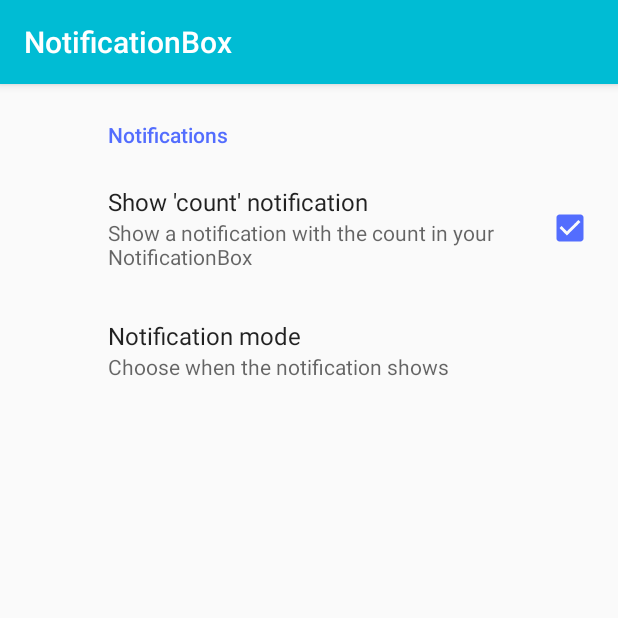
After one commit to hatboysam/NotificationBox, an Android app: the SettingsActivity screen opened directly, with no data from a screen before it, on a phone screen of 412 x 824 dp, the top half of it. The commit adds this screen. Run offline under Robolectric (Android 15) with nearby library versions, the phone set to English and light mode, and no system bars; our stand-ins replace androidx.preference.

Commit message:
Settings

```diff
--- a/app/build.gradle
+++ b/app/build.gradle
@@ -8,7 +8,7 @@ android {
         applicationId "com.habosa.notificationbox"
         minSdkVersion 23
         targetSdkVersion 27
-        versionCode 1
+        versionCode 2
         versionName "1.0"
     }
     buildTypes {
@@ -29,7 +29,8 @@ dependencies {
     implementation 'com.android.support:support-compat:27.0.2'
     implementation 'com.android.support:design:27.0.2'
     implementation 'com.android.support:palette-v7:27.0.2'
-
+    implementation 'com.android.support:preference-v7:27.0.2'
+    implementation 'com.android.support:preference-v14:27.0.2'
 
     implementation 'com.google.android.gms:play-services-tasks:11.8.0'
 
--- a/app/src/main/AndroidManifest.xml
+++ b/app/src/main/AndroidManifest.xml
@@ -8,7 +8,6 @@
         android:label="@string/app_name"
         android:supportsRtl="true"
         android:theme="@style/AppTheme">
-
         <activity
             android:name=".MainActivity"
             android:label="@string/activity_name_notifications">
@@ -23,6 +22,10 @@
             android:name=".AppSelectionActivity"
             android:label="@string/activity_name_select_apps" />
 
+        <activity
+            android:name=".SettingsActivity"
+            android:theme="@style/AppTheme.Settings" />
+
         <service
             android:name=".NotificationService"
             android:enabled="true"
@@ -32,7 +35,6 @@
                 <action android:name="android.service.notification.NotificationListenerService" />
             </intent-filter>
         </service>
-
     </application>
 
 </manifest>
--- a/app/src/main/java/com/habosa/notificationbox/MainActivity.java
+++ b/app/src/main/java/com/habosa/notificationbox/MainActivity.java
@@ -100,6 +100,9 @@ public class MainActivity extends AppCompatActivity implements
             case R.id.menu_select_apps:
                 startActivity(new Intent(this, AppSelectionActivity.class));
                 return true;
+            case R.id.menu_settings:
+                startActivity(new Intent(this, SettingsActivity.class));
+                return true;
         }
 
         return super.onOptionsItemSelected(item);
--- /dev/null
+++ b/app/src/main/java/com/habosa/notificationbox/SettingsActivity.java
@@ -0,0 +1,22 @@
+package com.habosa.notificationbox;
+
+import android.os.Bundle;
+import android.support.v4.app.FragmentManager;
+import android.support.v7.app.AppCompatActivity;
+
+public class SettingsActivity extends AppCompatActivity {
+
+    @Override
+    protected void onCreate(Bundle savedInstanceState) {
+        super.onCreate(savedInstanceState);
+        setContentView(R.layout.activity_settings);
+
+        FragmentManager fm = getSupportFragmentManager();
+        if (fm.findFragmentByTag(SettingsFragment.TAG) == null) {
+            getSupportFragmentManager()
+                    .beginTransaction()
+                    .add(R.id.pref_container, new SettingsFragment(), SettingsFragment.TAG)
+                    .commit();
+        }
+    }
+}
--- /dev/null
+++ b/app/src/main/java/com/habosa/notificationbox/SettingsFragment.java
@@ -0,0 +1,52 @@
+package com.habosa.notificationbox;
+
+import android.content.SharedPreferences;
+import android.os.Bundle;
+import android.support.v7.preference.ListPreference;
+import android.support.v7.preference.Preference;
+import android.support.v7.preference.PreferenceFragmentCompat;
+
+/**
+ * Created by samstern on 3/26/18.
+ */
+public class SettingsFragment extends PreferenceFragmentCompat
+        implements SharedPreferences.OnSharedPreferenceChangeListener {
+
+    public static final String TAG = "SettingsFragment";
+
+    public static final String KEY_SHOW_COUNT_NOTIFICATION = "key_show_count_notification";
+    public static final String KEY_COUNT_NOTIFICATION_MODE = "key_count_notification_mode";
+
+    @Override
+    public void onCreatePreferences(Bundle savedInstanceState, String rootKey) {
+        addPreferencesFromResource(R.xml.app_preferences);
+
+        onSharedPreferenceChanged(getPreferenceManager().getSharedPreferences(),
+                KEY_SHOW_COUNT_NOTIFICATION);
+    }
+
+    @Override
+    public void onResume() {
+        super.onResume();
+        getPreferenceScreen().getSharedPreferences()
+                .registerOnSharedPreferenceChangeListener(this);
+    }
+
+    @Override
+    public void onPause() {
+        super.onPause();
+        getPreferenceScreen().getSharedPreferences()
+                .unregisterOnSharedPreferenceChangeListener(this);
+    }
+
+    @Override
+    public void onSharedPreferenceChanged(SharedPreferences sharedPreferences, String key) {
+        if (KEY_SHOW_COUNT_NOTIFICATION.equals(key)) {
+            boolean enabled = sharedPreferences.getBoolean(KEY_SHOW_COUNT_NOTIFICATION, true);
+
+            Preference preference = findPreference(KEY_COUNT_NOTIFICATION_MODE);
+            ListPreference listPreference = (ListPreference) preference;
+            listPreference.setEnabled(enabled);
+        }
+    }
+}
--- /dev/null
+++ b/app/src/main/res/layout/activity_settings.xml
@@ -0,0 +1,13 @@
+<?xml version="1.0" encoding="utf-8"?>
+<RelativeLayout xmlns:android="http://schemas.android.com/apk/res/android"
+    xmlns:tools="http://schemas.android.com/tools"
+    android:layout_width="match_parent"
+    android:layout_height="match_parent"
+    tools:context="com.habosa.notificationbox.SettingsActivity">
+
+    <FrameLayout
+        android:id="@+id/pref_container"
+        android:layout_width="match_parent"
+        android:layout_height="match_parent" />
+
+</RelativeLayout>
--- a/app/src/main/res/menu/menu_main.xml
+++ b/app/src/main/res/menu/menu_main.xml
@@ -7,4 +7,9 @@
         android:title="@string/select_apps"
         app:showAsAction="never" />
 
+    <item
+        android:id="@+id/menu_settings"
+        android:title="@string/settings"
+        app:showAsAction="never" />
+
 </menu>
--- a/app/src/main/res/values/strings.xml
+++ b/app/src/main/res/values/strings.xml
@@ -1,7 +1,11 @@
 <resources>
     <string name="app_name">NotificationBox</string>
     <string name="divider_bullet">•</string>
+
+    <!-- Overflow menu items -->
     <string name="select_apps">Select Apps</string>
+    <string name="settings">Settings</string>
+
     <string name="activity_name_notifications">Notifications</string>
     <string name="activity_name_select_apps">Select Apps</string>
 
@@ -10,4 +14,16 @@
         <item quantity="other">You have %d notifications!</item>
     </plurals>
     <string name="notifications_summary_body">Open NotificationBox to see them.</string>
+
+    <string-array name="count_notification_mode_entries">
+        <item>Every notification</item>
+        <item>Every 5 notifications</item>
+        <item>Every 10 notifications</item>
+    </string-array>
+
+    <string-array name="count_notification_mode_values">
+        <item>every_1</item>
+        <item>every_5</item>
+        <item>every_10</item>
+    </string-array>
 </resources>
--- a/app/src/main/res/values/styles.xml
+++ b/app/src/main/res/values/styles.xml
@@ -2,10 +2,14 @@
 
     <!-- Base application theme. -->
     <style name="AppTheme" parent="Theme.AppCompat.Light.DarkActionBar">
-        <!-- Customize your theme here. -->
         <item name="colorPrimary">@color/colorPrimary</item>
         <item name="colorPrimaryDark">@color/colorPrimaryDark</item>
         <item name="colorAccent">@color/colorAccent</item>
     </style>
 
+    <!-- Theme for settings -->
+    <style name="AppTheme.Settings" parent="AppTheme">
+        <item name="preferenceTheme">@style/PreferenceThemeOverlay.v14.Material</item>
+    </style>
+
 </resources>
--- /dev/null
+++ b/app/src/main/res/xml/app_preferences.xml
@@ -0,0 +1,23 @@
+<?xml version="1.0" encoding="utf-8"?>
+<android.support.v7.preference.PreferenceScreen
+    xmlns:android="http://schemas.android.com/apk/res/android">
+
+    <android.support.v7.preference.PreferenceCategory
+        android:title="Notifications">
+
+        <android.support.v7.preference.CheckBoxPreference
+            android:key="key_show_count_notification"
+            android:title="Show 'count' notification"
+            android:summary="Show a notification with the count in your NotificationBox"
+            android:defaultValue="true" />
+
+        <android.support.v7.preference.ListPreference
+            android:key="key_count_notification_mode"
+            android:title="Notification mode"
+            android:summary="Choose when the notification shows"
+            android:entries="@array/count_notification_mode_entries"
+            android:entryValues="@array/count_notification_mode_values" />
+
+    </android.support.v7.preference.PreferenceCategory>
+
+</android.support.v7.preference.PreferenceScreen>
```
Also changed, not shown: app/src/main/java/com/habosa/notificationbox/NotificationService.java (+25 -0 lines), app/src/main/java/com/habosa/notificationbox/util/PreferenceUtils.java (+10 -0 lines).
